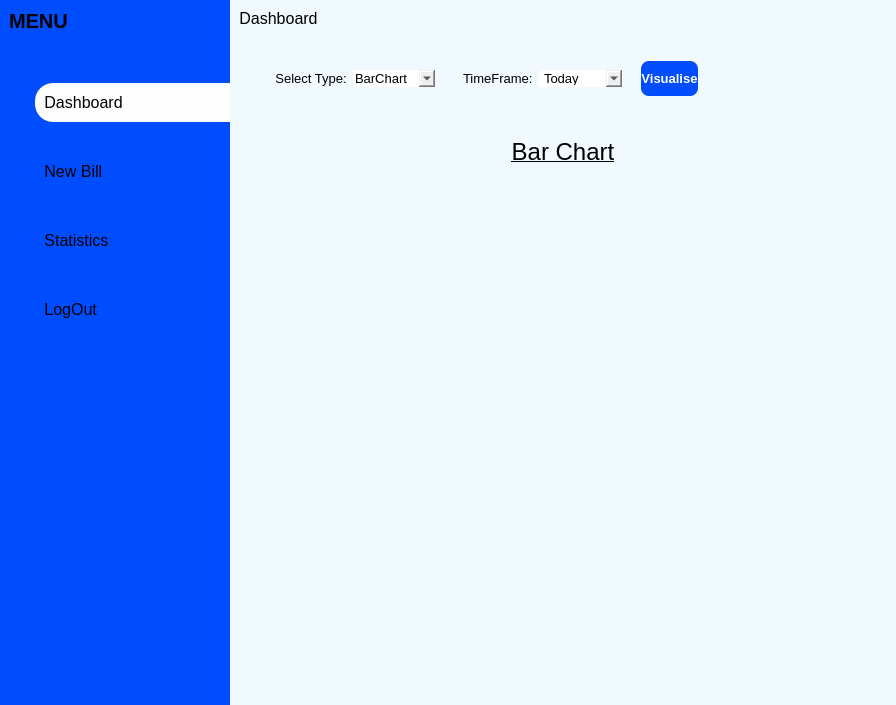
This is dashboard.ui in AjasMohammed/BillingApp as Qt 5 draws it before an edit. The edited form follows.
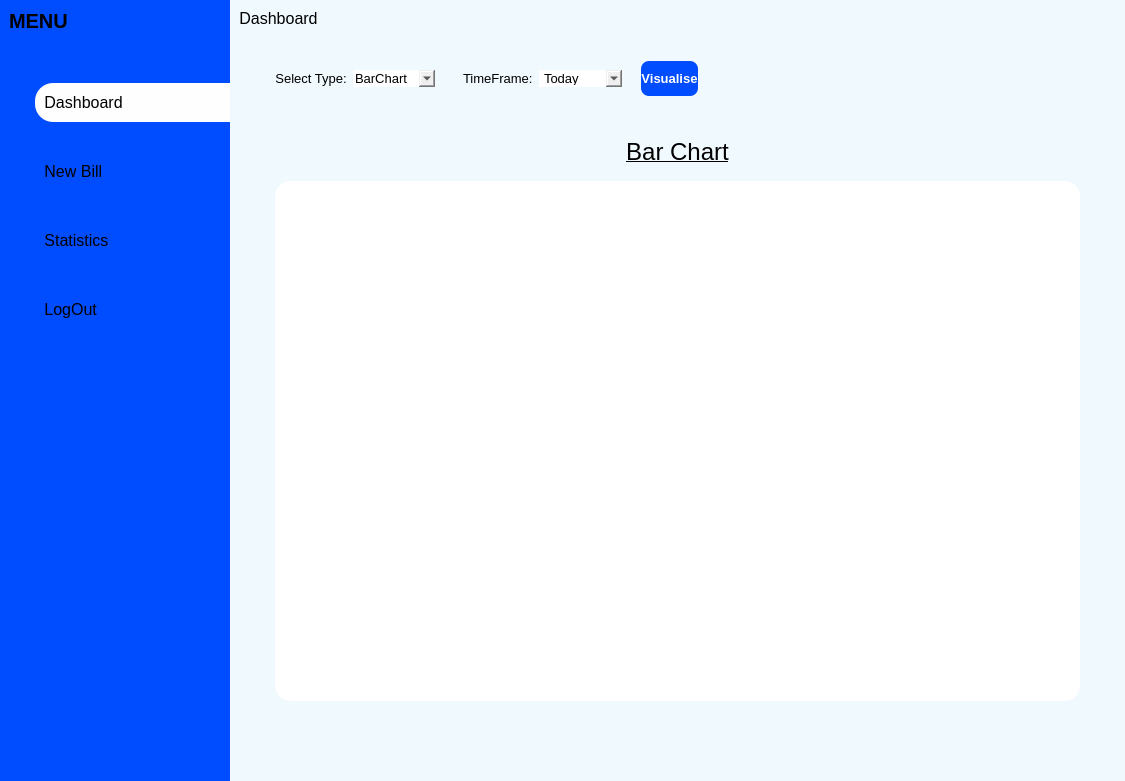
This is the edited form. The open tabs and pages were chosen to show the change. Icons and pictures are not drawn. Custom widgets are drawn as their Qt base class.

The edit to the form file:
```diff
--- a/dashboard.ui
+++ b/dashboard.ui
@@ -6,8 +6,8 @@
    <rect>
     <x>0</x>
     <y>0</y>
-    <width>892</width>
-    <height>705</height>
+    <width>1125</width>
+    <height>781</height>
    </rect>
   </property>
   <property name="font">
@@ -3880,14 +3880,37 @@
                        </layout>
                       </widget>
                      </item>
-                     <item>
+                     <item alignment="Qt::AlignHCenter">
                       <widget class="QFrame" name="chart_vis_frame">
+                       <property name="sizePolicy">
+                        <sizepolicy hsizetype="Expanding" vsizetype="Preferred">
+                         <horstretch>0</horstretch>
+                         <verstretch>0</verstretch>
+                        </sizepolicy>
+                       </property>
+                       <property name="minimumSize">
+                        <size>
+                         <width>805</width>
+                         <height>480</height>
+                        </size>
+                       </property>
+                       <property name="maximumSize">
+                        <size>
+                         <width>16777215</width>
+                         <height>16777215</height>
+                        </size>
+                       </property>
+                       <property name="styleSheet">
+                        <string notr="true">background-color: rgb(255, 255, 255);
+border-radius: 15px;</string>
+                       </property>
                        <property name="frameShape">
                         <enum>QFrame::StyledPanel</enum>
                        </property>
                        <property name="frameShadow">
                         <enum>QFrame::Raised</enum>
                        </property>
+                       <layout class="QVBoxLayout" name="verticalLayout_59"/>
                       </widget>
                      </item>
                     </layout>
```
Left out of the diff: 31 changed lines with no effect on the pictures.
